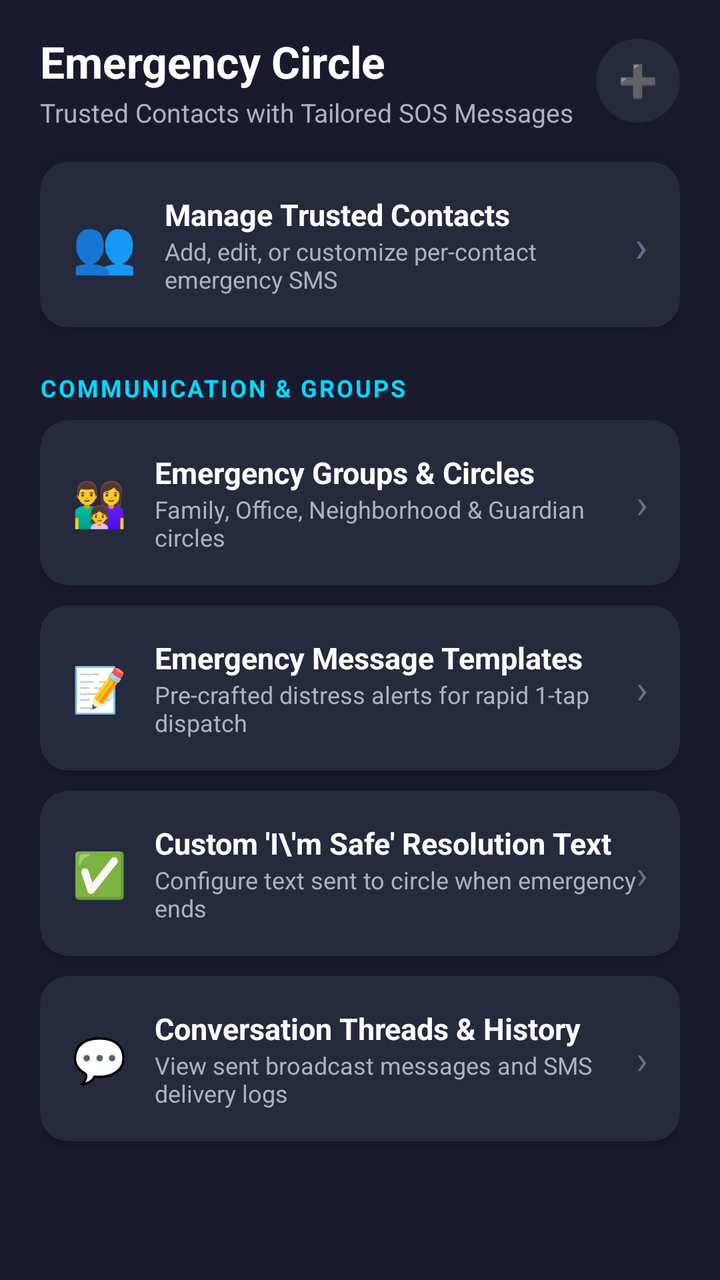
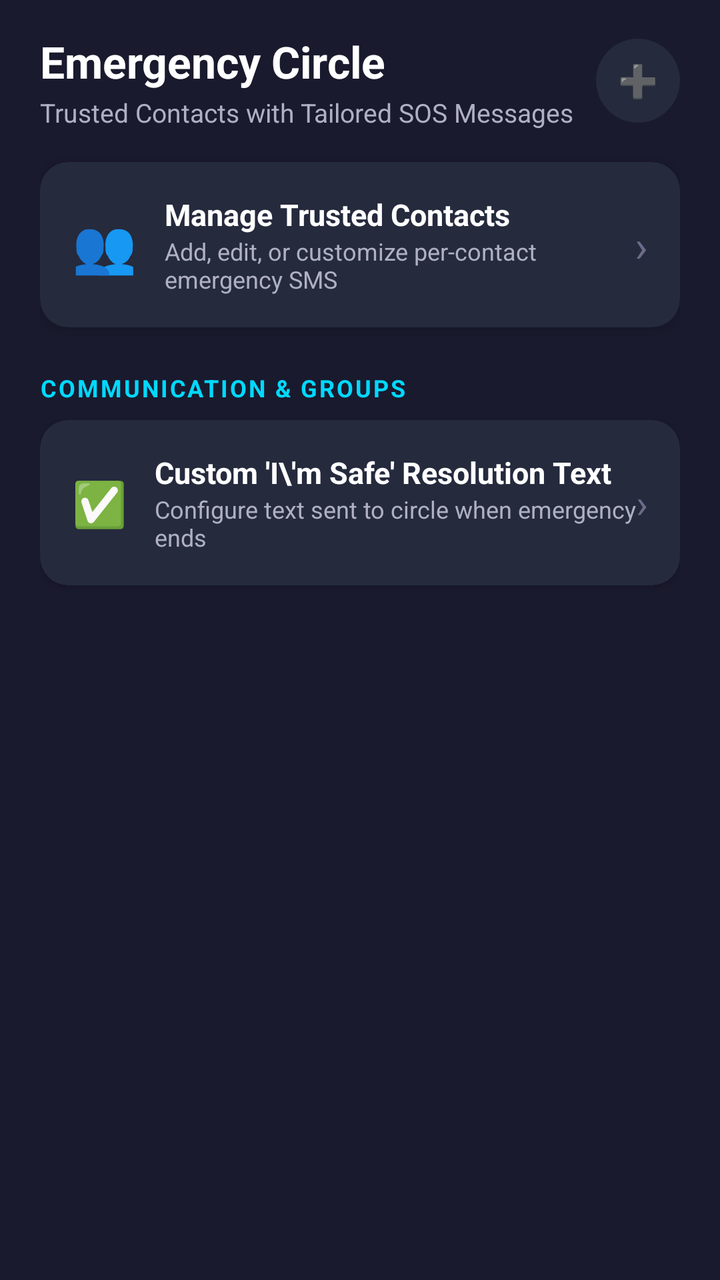

Two renders of the same Android screen: before a commit and after it. Below are the layout's source before the change and the commit's diff.
<!-- AndroidManifest.xml: application theme Theme.OneTapSOS -->
<!-- res/layout/fragment_contacts.xml -->
<?xml version="1.0" encoding="utf-8"?>
<ScrollView xmlns:android="http://schemas.android.com/apk/res/android"
    xmlns:app="http://schemas.android.com/apk/res-auto"
    android:layout_width="match_parent"
    android:layout_height="match_parent"
    android:background="@color/bg_dark_primary"
    android:fillViewport="true"
    android:scrollbars="none">

    <LinearLayout
        android:layout_width="match_parent"
        android:layout_height="wrap_content"
        android:orientation="vertical"
        android:paddingHorizontal="20dp"
        android:paddingTop="16dp"
        android:paddingBottom="90dp">

        
        <LinearLayout
            android:layout_width="match_parent"
            android:layout_height="wrap_content"
            android:gravity="center_vertical"
            android:orientation="horizontal">

            <LinearLayout
                android:layout_width="0dp"
                android:layout_height="wrap_content"
                android:layout_weight="1"
                android:orientation="vertical">

                <TextView
                    android:layout_width="wrap_content"
                    android:layout_height="wrap_content"
                    android:text="Emergency Circle"
                    android:textColor="@color/text_primary"
                    android:textSize="22sp"
                    android:textStyle="bold" />

                <TextView
                    android:id="@+id/tvContactsSummarySub"
                    android:layout_width="wrap_content"
                    android:layout_height="wrap_content"
                    android:layout_marginTop="2dp"
                    android:text="Trusted Contacts with Tailored SOS Messages"
                    android:textColor="@color/text_secondary"
                    android:textSize="13sp" />
            </LinearLayout>

            
            <FrameLayout
                android:id="@+id/btnHeaderAddContact"
                android:layout_width="42dp"
                android:layout_height="42dp"
                android:background="@drawable/bg_circle_icon"
                android:clickable="true"
                android:focusable="true">

                <TextView
                    android:layout_width="wrap_content"
                    android:layout_height="wrap_content"
                    android:layout_gravity="center"
                    android:text="➕"
                    android:textSize="16sp" />
            </FrameLayout>
        </LinearLayout>

        
        <androidx.cardview.widget.CardView
            android:id="@+id/cardManageCircle"
            android:layout_width="match_parent"
            android:layout_height="wrap_content"
            android:layout_marginTop="16dp"
            android:clickable="true"
            android:focusable="true"
            app:cardBackgroundColor="@color/card_bg"
            app:cardCornerRadius="14dp"
            app:cardElevation="4dp">

            <LinearLayout
                android:layout_width="match_parent"
                android:layout_height="wrap_content"
                android:gravity="center_vertical"
                android:orientation="horizontal"
                android:padding="16dp">

                <TextView
                    android:layout_width="wrap_content"
                    android:layout_height="wrap_content"
                    android:text="👥"
                    android:textSize="26sp" />

                <LinearLayout
                    android:layout_width="0dp"
                    android:layout_height="wrap_content"
                    android:layout_marginStart="14dp"
                    android:layout_weight="1"
                    android:orientation="vertical">

                    <TextView
                        android:id="@+id/tvCircleCountTitle"
                        android:layout_width="wrap_content"
                        android:layout_height="wrap_content"
                        android:text="Manage Trusted Contacts"
                        android:textColor="@color/text_primary"
                        android:textSize="15sp"
                        android:textStyle="bold" />

                    <TextView
                        android:layout_width="wrap_content"
                        android:layout_height="wrap_content"
                        android:text="Add, edit, or customize per-contact emergency SMS"
                        android:textColor="@color/text_secondary"
                        android:textSize="12sp" />
                </LinearLayout>

                <TextView
                    android:layout_width="wrap_content"
                    android:layout_height="wrap_content"
                    android:text="›"
                    android:textColor="@color/text_muted"
                    android:textSize="22sp" />
            </LinearLayout>
        </androidx.cardview.widget.CardView>

        
        <TextView
            android:layout_width="wrap_content"
            android:layout_height="wrap_content"
            android:layout_marginTop="22dp"
            android:layout_marginBottom="8dp"
            android:letterSpacing="0.08"
            android:text="COMMUNICATION &amp; GROUPS"
            android:textColor="@color/accent_cyan"
            android:textSize="12sp"
            android:textStyle="bold" />

        
        <androidx.cardview.widget.CardView
            android:id="@+id/cardContactGroups"
            android:layout_width="match_parent"
            android:layout_height="wrap_content"
            android:layout_marginBottom="10dp"
            android:clickable="true"
            android:focusable="true"
            app:cardBackgroundColor="@color/card_bg"
            app:cardCornerRadius="14dp">

            <LinearLayout
                android:layout_width="match_parent"
                android:layout_height="wrap_content"
                android:gravity="center_vertical"
                android:orientation="horizontal"
                android:padding="16dp">

                <TextView
                    android:layout_width="wrap_content"
                    android:layout_height="wrap_content"
                    android:text="👨‍👩‍👧"
                    android:textSize="22sp" />

                <LinearLayout
                    android:layout_width="0dp"
                    android:layout_height="wrap_content"
                    android:layout_marginStart="14dp"
                    android:layout_weight="1"
                    android:orientation="vertical">

                    <TextView
                        android:layout_width="wrap_content"
                        android:layout_height="wrap_content"
                        android:text="Emergency Groups &amp; Circles"
                        android:textColor="@color/text_primary"
                        android:textSize="15sp"
                        android:textStyle="bold" />

                    <TextView
                        android:layout_width="wrap_content"
                        android:layout_height="wrap_content"
                        android:text="Family, Office, Neighborhood &amp; Guardian circles"
                        android:textColor="@color/text_secondary"
                        android:textSize="12sp" />
                </LinearLayout>

                <TextView
                    android:layout_width="wrap_content"
                    android:layout_height="wrap_content"
                    android:text="›"
                    android:textColor="@color/text_muted"
                    android:textSize="20sp" />
            </LinearLayout>
        </androidx.cardview.widget.CardView>

        
        <androidx.cardview.widget.CardView
            android:id="@+id/cardMessageTemplates"
            android:layout_width="match_parent"
            android:layout_height="wrap_content"
            android:layout_marginBottom="10dp"
            android:clickable="true"
            android:focusable="true"
            app:cardBackgroundColor="@color/card_bg"
            app:cardCornerRadius="14dp">

            <LinearLayout
                android:layout_width="match_parent"
                android:layout_height="wrap_content"
                android:gravity="center_vertical"
                android:orientation="horizontal"
                android:padding="16dp">

                <TextView
                    android:layout_width="wrap_content"
                    android:layout_height="wrap_content"
                    android:text="📝"
                    android:textSize="22sp" />

                <LinearLayout
                    android:layout_width="0dp"
                    android:layout_height="wrap_content"
                    android:layout_marginStart="14dp"
                    android:layout_weight="1"
                    android:orientation="vertical">

                    <TextView
                        android:layout_width="wrap_content"
                        android:layout_height="wrap_content"
                        android:text="Emergency Message Templates"
                        android:textColor="@color/text_primary"
                        android:textSize="15sp"
                        android:textStyle="bold" />

                    <TextView
                        android:layout_width="wrap_content"
                        android:layout_height="wrap_content"
                        android:text="Pre-crafted distress alerts for rapid 1-tap dispatch"
                        android:textColor="@color/text_secondary"
                        android:textSize="12sp" />
                </LinearLayout>

                <TextView
                    android:layout_width="wrap_content"
                    android:layout_height="wrap_content"
                    android:text="›"
                    android:textColor="@color/text_muted"
                    android:textSize="20sp" />
            </LinearLayout>
        </androidx.cardview.widget.CardView>

        
        <androidx.cardview.widget.CardView
            android:id="@+id/cardImSafeEditor"
            android:layout_width="match_parent"
            android:layout_height="wrap_content"
            android:layout_marginBottom="10dp"
            android:clickable="true"
            android:focusable="true"
            app:cardBackgroundColor="@color/card_bg"
            app:cardCornerRadius="14dp">

            <LinearLayout
                android:layout_width="match_parent"
                android:layout_height="wrap_content"
                android:gravity="center_vertical"
                android:orientation="horizontal"
                android:padding="16dp">

                <TextView
                    android:layout_width="wrap_content"
                    android:layout_height="wrap_content"
                    android:text="✅"
                    android:textSize="22sp" />

                <LinearLayout
                    android:layout_width="0dp"
                    android:layout_height="wrap_content"
                    android:layout_marginStart="14dp"
                    android:layout_weight="1"
                    android:orientation="vertical">

                    <TextView
                        android:layout_width="wrap_content"
                        android:layout_height="wrap_content"
                        android:text="Custom 'I\\'m Safe' Resolution Text"
                        android:textColor="@color/text_primary"
                        android:textSize="15sp"
                        android:textStyle="bold" />

                    <TextView
                        android:layout_width="wrap_content"
                        android:layout_height="wrap_content"
                        android:text="Configure text sent to circle when emergency ends"
                        android:textColor="@color/text_secondary"
                        android:textSize="12sp" />
                </LinearLayout>

                <TextView
                    android:layout_width="wrap_content"
                    android:layout_height="wrap_content"
                    android:text="›"
                    android:textColor="@color/text_muted"
                    android:textSize="20sp" />
            </LinearLayout>
        </androidx.cardview.widget.CardView>

        
        <androidx.cardview.widget.CardView
            android:id="@+id/cardEmergencyMsgHub"
            android:layout_width="match_parent"
            android:layout_height="wrap_content"
            android:layout_marginBottom="10dp"
            android:clickable="true"
            android:focusable="true"
            app:cardBackgroundColor="@color/card_bg"
            app:cardCornerRadius="14dp">

            <LinearLayout
                android:layout_width="match_parent"
                android:layout_height="wrap_content"
                android:gravity="center_vertical"
                android:orientation="horizontal"
                android:padding="16dp">

                <TextView
                    android:layout_width="wrap_content"
                    android:layout_height="wrap_content"
                    android:text="💬"
                    android:textSize="22sp" />

                <LinearLayout
                    android:layout_width="0dp"
                    android:layout_height="wrap_content"
                    android:layout_marginStart="14dp"
                    android:layout_weight="1"
                    android:orientation="vertical">

                    <TextView
                        android:layout_width="wrap_content"
                        android:layout_height="wrap_content"
                        android:text="Conversation Threads &amp; History"
                        android:textColor="@color/text_primary"
                        android:textSize="15sp"
                        android:textStyle="bold" />

                    <TextView
                        android:layout_width="wrap_content"
                        android:layout_height="wrap_content"
                        android:text="View sent broadcast messages and SMS delivery logs"
                        android:textColor="@color/text_secondary"
                        android:textSize="12sp" />
                </LinearLayout>

                <TextView
                    android:layout_width="wrap_content"
                    android:layout_height="wrap_content"
                    android:text="›"
                    android:textColor="@color/text_muted"
                    android:textSize="20sp" />
            </LinearLayout>
        </androidx.cardview.widget.CardView>

    </LinearLayout>
</ScrollView>
<!-- resources referenced by this layout -->
<resources>
  <color name="accent_cyan">#00D9FF</color>
  <color name="bg_dark_primary">#1A1A2E</color>
  <color name="card_bg">#252A3D</color>
  <color name="text_muted">#6C6C8A</color>
  <color name="text_primary">#FFFFFF</color>
  <color name="text_secondary">#B0B0C3</color>
  <!-- drawable bg_circle_icon (drawable) -->
  <?xml version="1.0" encoding="utf-8"?>
  <shape xmlns:android="http://schemas.android.com/apk/res/android"
      android:shape="oval">
      <solid android:color="#252A3D" />
  </shape>
  <style name="Theme.OneTapSOS" parent="Base.Theme.OneTapSOS" />
  <style name="Base.Theme.OneTapSOS" parent="Theme.Material3.DayNight.NoActionBar">
          <item name="android:statusBarColor">@color/bg_dark_primary</item>
          <item name="android:navigationBarColor">@color/bg_dark_primary</item>
          <item name="android:windowDrawsSystemBarBackgrounds">true</item>
          <item name="android:windowLightStatusBar">false</item>
          <item name="android:windowLightNavigationBar" tools:targetApi="o_mr1">false</item>
      </style>
</resources>

<!-- the commit's change to res/layout/fragment_contacts.xml (unified diff, before → after) -->
@@ -136,118 +136,6 @@
 
         
         <androidx.cardview.widget.CardView
-            android:id="@+id/cardContactGroups"
-            android:layout_width="match_parent"
-            android:layout_height="wrap_content"
-            android:layout_marginBottom="10dp"
-            android:clickable="true"
-            android:focusable="true"
-            app:cardBackgroundColor="@color/card_bg"
-            app:cardCornerRadius="14dp">
-
-            <LinearLayout
-                android:layout_width="match_parent"
-                android:layout_height="wrap_content"
-                android:gravity="center_vertical"
-                android:orientation="horizontal"
-                android:padding="16dp">
-
-                <TextView
-                    android:layout_width="wrap_content"
-                    android:layout_height="wrap_content"
-                    android:text="👨‍👩‍👧"
-                    android:textSize="22sp" />
-
-                <LinearLayout
-                    android:layout_width="0dp"
-                    android:layout_height="wrap_content"
-                    android:layout_marginStart="14dp"
-                    android:layout_weight="1"
-                    android:orientation="vertical">
-
-                    <TextView
-                        android:layout_width="wrap_content"
-                        android:layout_height="wrap_content"
-                        android:text="Emergency Groups &amp; Circles"
-                        android:textColor="@color/text_primary"
-                        android:textSize="15sp"
-                        android:textStyle="bold" />
-
-                    <TextView
-                        android:layout_width="wrap_content"
-                        android:layout_height="wrap_content"
-                        android:text="Family, Office, Neighborhood &amp; Guardian circles"
-                        android:textColor="@color/text_secondary"
-                        android:textSize="12sp" />
-                </LinearLayout>
-
-                <TextView
-                    android:layout_width="wrap_content"
-                    android:layout_height="wrap_content"
-                    android:text="›"
-                    android:textColor="@color/text_muted"
-                    android:textSize="20sp" />
-            </LinearLayout>
-        </androidx.cardview.widget.CardView>
-
-        
-        <androidx.cardview.widget.CardView
-            android:id="@+id/cardMessageTemplates"
-            android:layout_width="match_parent"
-            android:layout_height="wrap_content"
-            android:layout_marginBottom="10dp"
-            android:clickable="true"
-            android:focusable="true"
-            app:cardBackgroundColor="@color/card_bg"
-            app:cardCornerRadius="14dp">
-
-            <LinearLayout
-                android:layout_width="match_parent"
-                android:layout_height="wrap_content"
-                android:gravity="center_vertical"
-                android:orientation="horizontal"
-                android:padding="16dp">
-
-                <TextView
-                    android:layout_width="wrap_content"
-                    android:layout_height="wrap_content"
-                    android:text="📝"
-                    android:textSize="22sp" />
-
-                <LinearLayout
-                    android:layout_width="0dp"
-                    android:layout_height="wrap_content"
-                    android:layout_marginStart="14dp"
-                    android:layout_weight="1"
-                    android:orientation="vertical">
-
-                    <TextView
-                        android:layout_width="wrap_content"
-                        android:layout_height="wrap_content"
-                        android:text="Emergency Message Templates"
-                        android:textColor="@color/text_primary"
-                        android:textSize="15sp"
-                        android:textStyle="bold" />
-
-                    <TextView
-                        android:layout_width="wrap_content"
-                        android:layout_height="wrap_content"
-                        android:text="Pre-crafted distress alerts for rapid 1-tap dispatch"
-                        android:textColor="@color/text_secondary"
-                        android:textSize="12sp" />
-                </LinearLayout>
-
-                <TextView
-                    android:layout_width="wrap_content"
-                    android:layout_height="wrap_content"
-                    android:text="›"
-                    android:textColor="@color/text_muted"
-                    android:textSize="20sp" />
-            </LinearLayout>
-        </androidx.cardview.widget.CardView>
-
-        
-        <androidx.cardview.widget.CardView
             android:id="@+id/cardImSafeEditor"
             android:layout_width="match_parent"
             android:layout_height="wrap_content"
@@ -302,61 +190,5 @@
             </LinearLayout>
         </androidx.cardview.widget.CardView>
 
-        
-        <androidx.cardview.widget.CardView
-            android:id="@+id/cardEmergencyMsgHub"
-            android:layout_width="match_parent"
-            android:layout_height="wrap_content"
-            android:layout_marginBottom="10dp"
-            android:clickable="true"
-            android:focusable="true"
-            app:cardBackgroundColor="@color/card_bg"
-            app:cardCornerRadius="14dp">
-
-            <LinearLayout
-                android:layout_width="match_parent"
-                android:layout_height="wrap_content"
-                android:gravity="center_vertical"
-                android:orientation="horizontal"
-                android:padding="16dp">
-
-                <TextView
-                    android:layout_width="wrap_content"
-                    android:layout_height="wrap_content"
-                    android:text="💬"
-                    android:textSize="22sp" />
-
-                <LinearLayout
-                    android:layout_width="0dp"
-                    android:layout_height="wrap_content"
-                    android:layout_marginStart="14dp"
-                    android:layout_weight="1"
-                    android:orientation="vertical">
-
-                    <TextView
-                        android:layout_width="wrap_content"
-                        android:layout_height="wrap_content"
-                        android:text="Conversation Threads &amp; History"
-                        android:textColor="@color/text_primary"
-                        android:textSize="15sp"
-                        android:textStyle="bold" />
-
-                    <TextView
-                        android:layout_width="wrap_content"
-                        android:layout_height="wrap_content"
-                        android:text="View sent broadcast messages and SMS delivery logs"
-                        android:textColor="@color/text_secondary"
-                        android:textSize="12sp" />
-                </LinearLayout>
-
-                <TextView
-                    android:layout_width="wrap_content"
-                    android:layout_height="wrap_content"
-                    android:text="›"
-                    android:textColor="@color/text_muted"
-                    android:textSize="20sp" />
-            </LinearLayout>
-        </androidx.cardview.widget.CardView>
-
     </LinearLayout>
 </ScrollView>
